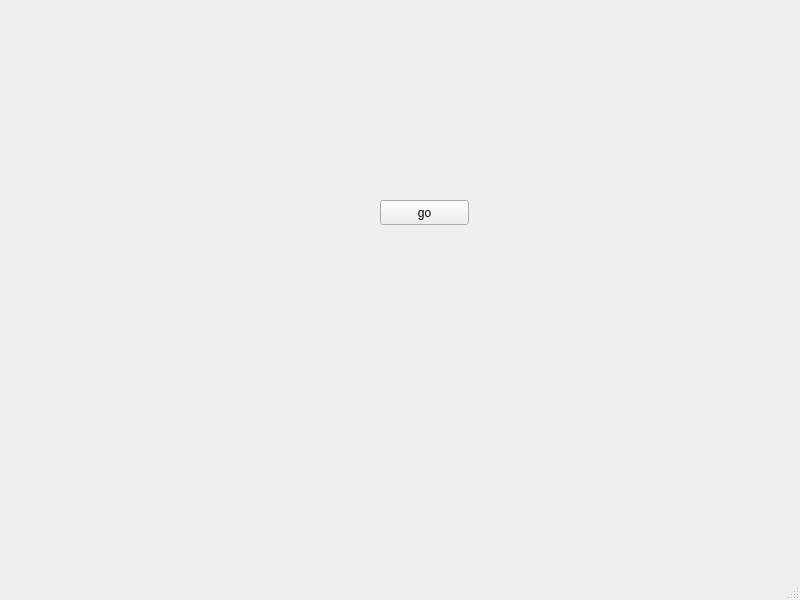
Qt form projet_graphique/projet_bis/fenetre1.ui (Fredecontre/ProjetCpp) before a commit.
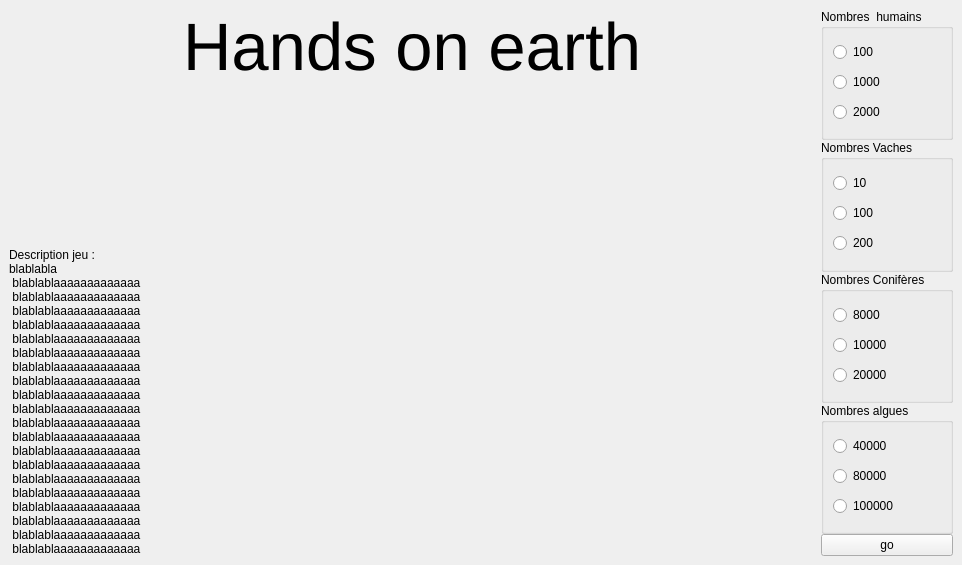
The same form after that commit.

```diff
--- a/projet_graphique/projet_bis/fenetre1.ui
+++ b/projet_graphique/projet_bis/fenetre1.ui
@@ -6,39 +6,214 @@
    <rect>
     <x>0</x>
     <y>0</y>
-    <width>800</width>
-    <height>600</height>
+    <width>962</width>
+    <height>565</height>
    </rect>
   </property>
   <property name="windowTitle">
    <string>MainWindow</string>
   </property>
   <widget class="QWidget" name="centralwidget">
-   <widget class="QPushButton" name="bouton_fenetre1">
-    <property name="geometry">
-     <rect>
-      <x>380</x>
-      <y>200</y>
-      <width>89</width>
-      <height>25</height>
-     </rect>
-    </property>
-    <property name="text">
-     <string>go</string>
-    </property>
-   </widget>
+   <layout class="QHBoxLayout" name="horizontalLayout">
+    <item>
+     <layout class="QVBoxLayout" name="verticalLayout_6">
+      <item>
+       <widget class="QLabel" name="Titre_page">
+        <property name="font">
+         <font>
+          <pointsize>50</pointsize>
+         </font>
+        </property>
+        <property name="text">
+         <string>Hands on earth</string>
+        </property>
+        <property name="alignment">
+         <set>Qt::AlignHCenter|Qt::AlignTop</set>
+        </property>
+       </widget>
+      </item>
+      <item>
+       <widget class="QLabel" name="description_jeu">
+        <property name="text">
+         <string>Description jeu : 
+blablabla 
+ blablablaaaaaaaaaaaaa
+ blablablaaaaaaaaaaaaa
+ blablablaaaaaaaaaaaaa
+ blablablaaaaaaaaaaaaa
+ blablablaaaaaaaaaaaaa
+ blablablaaaaaaaaaaaaa
+ blablablaaaaaaaaaaaaa
+ blablablaaaaaaaaaaaaa
+ blablablaaaaaaaaaaaaa
+ blablablaaaaaaaaaaaaa
+ blablablaaaaaaaaaaaaa
+ blablablaaaaaaaaaaaaa
+ blablablaaaaaaaaaaaaa
+ blablablaaaaaaaaaaaaa
+ blablablaaaaaaaaaaaaa
+ blablablaaaaaaaaaaaaa
+ blablablaaaaaaaaaaaaa
+ blablablaaaaaaaaaaaaa
+ blablablaaaaaaaaaaaaa
+ blablablaaaaaaaaaaaaa</string>
+        </property>
+        <property name="alignment">
+         <set>Qt::AlignLeading|Qt::AlignLeft|Qt::AlignTop</set>
+        </property>
+       </widget>
+      </item>
+      <item>
+       <spacer name="horizontalSpacer">
+        <property name="orientation">
+         <enum>Qt::Horizontal</enum>
+        </property>
+        <property name="sizeHint" stdset="0">
+         <size>
+          <width>40</width>
+          <height>0</height>
+         </size>
+        </property>
+       </spacer>
+      </item>
+     </layout>
+    </item>
+    <item>
+     <layout class="QVBoxLayout" name="verticalLayout_5">
+      <property name="spacing">
+       <number>0</number>
+      </property>
+      <item>
+       <widget class="QGroupBox" name="groupBoxHumain">
+        <property name="title">
+         <string>Nombres  humains</string>
+        </property>
+        <layout class="QVBoxLayout" name="verticalLayout">
+         <item>
+          <widget class="QRadioButton" name="button_humain_choix1">
+           <property name="text">
+            <string>100</string>
+           </property>
+          </widget>
+         </item>
+         <item>
+          <widget class="QRadioButton" name="button_humain_choix2">
+           <property name="text">
+            <string>1000</string>
+           </property>
+          </widget>
+         </item>
+         <item>
+          <widget class="QRadioButton" name="button_humain_choix3">
+           <property name="text">
+            <string>2000</string>
+           </property>
+          </widget>
+         </item>
+        </layout>
+       </widget>
+      </item>
+      <item>
+       <widget class="QGroupBox" name="groupBoxVache">
+        <property name="title">
+         <string>Nombres Vaches</string>
+        </property>
+        <layout class="QVBoxLayout" name="verticalLayout_2">
+         <item>
+          <widget class="QRadioButton" name="button_vache_choix1">
+           <property name="text">
+            <string>10</string>
+           </property>
+          </widget>
+         </item>
+         <item>
+          <widget class="QRadioButton" name="button_vache_choix2">
+           <property name="text">
+            <string>100</string>
+           </property>
+          </widget>
+         </item>
+         <item>
+          <widget class="QRadioButton" name="button_vache_choix3">
+           <property name="text">
+            <string>200</string>
+           </property>
+          </widget>
+         </item>
+        </layout>
+       </widget>
+      </item>
+      <item>
+       <widget class="QGroupBox" name="groupBox_Conifere">
+        <property name="title">
+         <string>Nombres Conifères</string>
+        </property>
+        <layout class="QVBoxLayout" name="verticalLayout_3">
+         <item>
+          <widget class="QRadioButton" name="button_conifere_choix1">
+           <property name="text">
+            <string>8000</string>
+           </property>
+          </widget>
+         </item>
+         <item>
+          <widget class="QRadioButton" name="button_conifere_choix2">
+           <property name="text">
+            <string>10000</string>
+           </property>
+          </widget>
+         </item>
+         <item>
+          <widget class="QRadioButton" name="button_conifere_choix3">
+           <property name="text">
+            <string>20000</string>
+           </property>
+          </widget>
+         </item>
+        </layout>
+       </widget>
+      </item>
+      <item>
+       <widget class="QGroupBox" name="groupBox_Algue">
+        <property name="title">
+         <string>Nombres algues</string>
+        </property>
+        <layout class="QVBoxLayout" name="verticalLayout_4">
+         <item>
+          <widget class="QRadioButton" name="button_algue_choix1">
+           <property name="text">
+            <string>40000</string>
+           </property>
+          </widget>
+         </item>
+         <item>
+          <widget class="QRadioButton" name="button_algue_choix2">
+           <property name="text">
+            <string>80000</string>
+           </property>
+          </widget>
+         </item>
+         <item>
+          <widget class="QRadioButton" name="button_algue_choix3">
+           <property name="text">
+            <string>100000</string>
+           </property>
+          </widget>
+         </item>
+        </layout>
+       </widget>
+      </item>
+      <item>
+       <widget class="QPushButton" name="bouton_fenetre1">
+        <property name="text">
+         <string>go</string>
+        </property>
+       </widget>
+      </item>
+     </layout>
+    </item>
+   </layout>
   </widget>
-  <widget class="QMenuBar" name="menubar">
-   <property name="geometry">
-    <rect>
-     <x>0</x>
-     <y>0</y>
-     <width>800</width>
-     <height>22</height>
-    </rect>
-   </property>
-  </widget>
-  <widget class="QStatusBar" name="statusbar"/>
  </widget>
  <resources/>
  <connections/>
```
